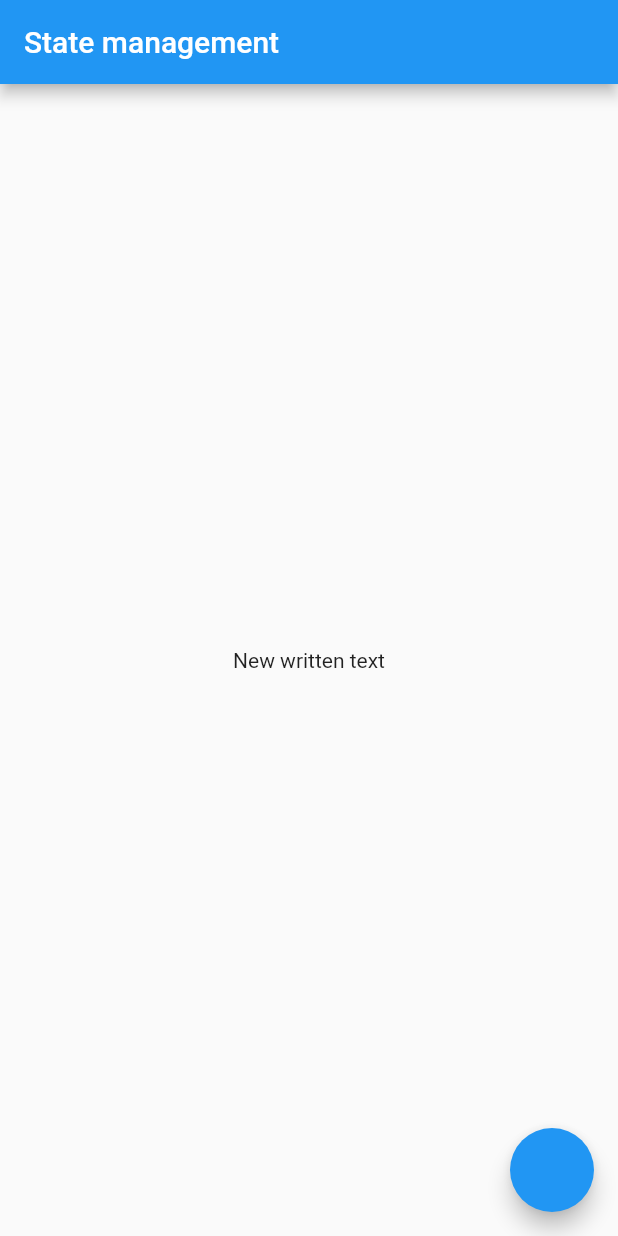
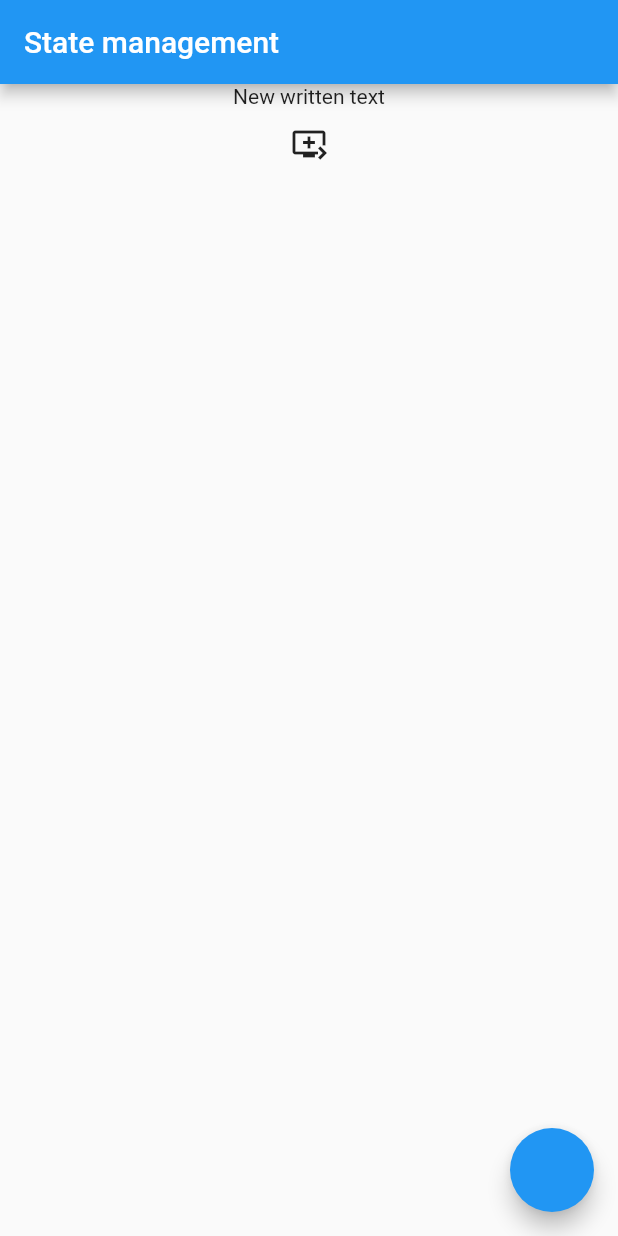
Before and after one commit to Elmurodjon01/state_management, a Flutter app: the screen it shows after launch, on a phone screen of 412 x 824 dp. Run offline on Flutter 3.47's test engine with Material 2 defaults, Android fonts, the phone set to English and light mode, and no system bars.

Commit message:
State management(beginner)

```diff
--- /dev/null
+++ b/lib/ephemeral_vs_appState.dart
@@ -0,0 +1,42 @@
+import 'package:flutter/material.dart';
+//ephemeral state is always place inside the "State Class"
+
+class MyEphemeral extends StatefulWidget {
+  const MyEphemeral({Key? key}) : super(key: key);
+
+  @override
+  State<MyEphemeral> createState() => _MyEphemeralState();
+}
+int _number= 0;
+class _MyEphemeralState extends State<MyEphemeral> {
+  @override
+  Widget build(BuildContext context) {
+    void addNum(){
+      setState((){
+        _number++;
+      });
+    }
+    return MaterialApp(
+      home: Scaffold(
+        appBar: AppBar(
+          title: Text('Ephemeral State'),
+        ),
+        body: Row(
+          children: [
+            Center(
+              child: IconButton(
+                onPressed: (){
+               addNum();
+                },
+                icon: Icon(Icons.add),
+              ),
+            ),
+            Center(
+              child: Text('CurrentNumber is: $_number'),
+            ),
+          ],
+        ),
+      ),
+    );
+  }
+}
--- a/lib/state_managementwith_package.dart
+++ b/lib/state_managementwith_package.dart
@@ -1,5 +1,6 @@
 import 'package:flutter/material.dart';
 import 'package:provider/provider.dart';
+import 'ephemeral_vs_appState.dart';
 
 void main() {
   runApp(MyApp());
@@ -11,6 +12,9 @@ class MyApp extends StatelessWidget {
   @override
   Widget build(BuildContext context) {
     return MaterialApp(
+      routes: {
+        '/ephemeralvsappstate': (context) => MyEphemeral(),
+      },
       debugShowCheckedModeBanner: false,
       home: ChangeNotifierProvider(
         create: (context) => ValueNotifier('New written text'),
@@ -29,8 +33,19 @@ class MainPage extends StatelessWidget {
       appBar: AppBar(
         title: const Text('State management'),
       ),
-      body: Center(
-        child: FirstWidget(),
+      body: Column(
+        children: [
+         const Center(
+            child: FirstWidget(),
+          ),
+          Center(
+            child: IconButton(
+                onPressed: () {
+                  Navigator.pushNamed(context, '/ephemeralvsappstate');
+                },
+                icon: Icon(Icons.queue_play_next)),
+          ),
+        ],
       ),
       floatingActionButton: FloatingActionButton(
         onPressed: () {
```
